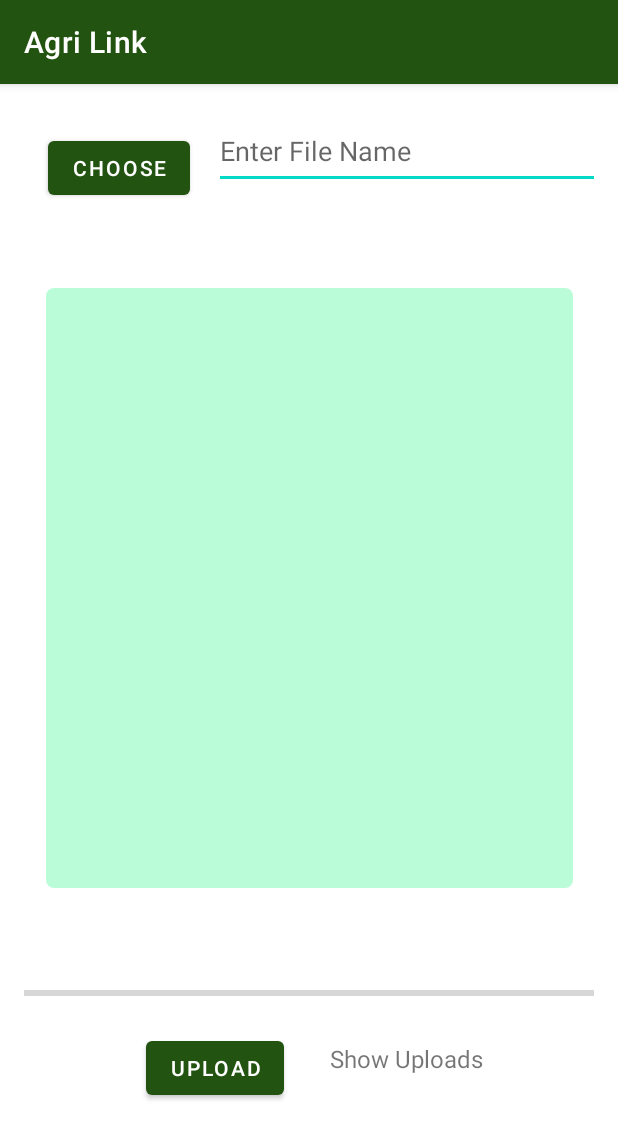
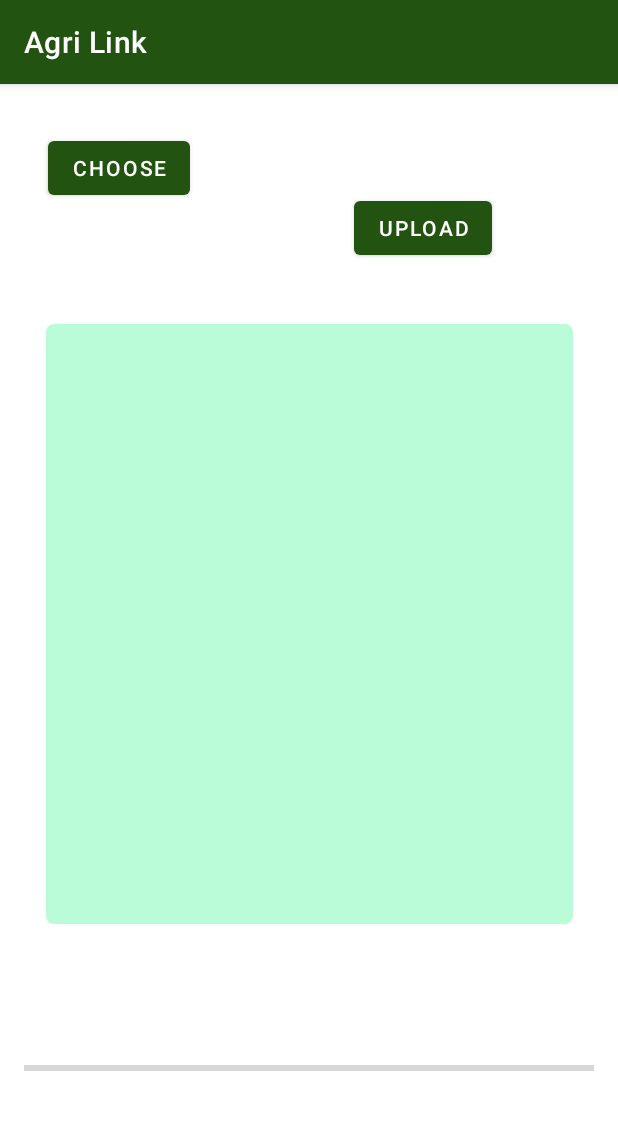
Before and after one commit to Hadulo/Final_App, an Android app: the PostActivity screen opened directly, with no data from a screen before it, on a phone screen of 412 x 824 dp. Shown: the top 1139 px of the screen. Run offline under Robolectric (Android 15) with nearby library versions, the phone set to English and light mode, and no system bars; our stand-ins replace Firebase (no records; nobody signed in at launch, a user with empty details on screens opened directly); 2 statements that could not run were skipped.

Commit message:
initial commit

```diff
--- a/app/src/main/java/com/example/agrilink/LoginActivity.kt
+++ b/app/src/main/java/com/example/agrilink/LoginActivity.kt
@@ -17,7 +17,6 @@ class LoginActivity : AppCompatActivity() {
     private var editTextPassword: EditText?= null
     private var buttonLogin: Button?= null
     private var textViewRegister: TextView?= null
-    private lateinit var dialog: Dialog
     override fun onCreate(savedInstanceState: Bundle?) {
         super.onCreate(savedInstanceState)
         setContentView(R.layout.activity_login)
--- a/app/src/main/java/com/example/agrilink/RegisterActivity.kt
+++ b/app/src/main/java/com/example/agrilink/RegisterActivity.kt
@@ -17,7 +17,6 @@ class RegisterActivity : AppCompatActivity() {
     private var editTextPassword: EditText?= null
     private var buttonRegister: Button?= null
     private var textViewLogin: TextView?= null
-    private lateinit var dialog: Dialog
 
     override fun onCreate(savedInstanceState: Bundle?) {
         super.onCreate(savedInstanceState)
--- a/app/src/main/res/layout/activity_post.xml
+++ b/app/src/main/res/layout/activity_post.xml
@@ -18,60 +18,35 @@
         app:layout_constraintStart_toStartOf="parent"
         app:layout_constraintTop_toTopOf="parent" />
 
-    <EditText
-        android:id="@+id/edit_text_file_name"
-        android:layout_width="279dp"
-        android:layout_height="0dp"
-        android:layout_marginStart="16dp"
-        android:layout_marginTop="3dp"
-        android:layout_marginBottom="528dp"
-        android:hint="@string/enter_file_name"
-        app:layout_constraintBottom_toTopOf="@+id/progress_bar"
-        app:layout_constraintStart_toEndOf="@+id/button"
-        app:layout_constraintTop_toTopOf="parent"
-        app:layout_constraintVertical_bias="0.05" />
-
     <ProgressBar
         android:id="@+id/progress_bar"
         style="@style/Widget.AppCompat.ProgressBar.Horizontal"
         android:layout_width="0dp"
         android:layout_height="wrap_content"
-        android:layout_marginBottom="138dp"
+        android:layout_marginBottom="88dp"
         app:layout_constraintBottom_toBottomOf="parent"
         app:layout_constraintEnd_toEndOf="parent"
         app:layout_constraintStart_toStartOf="parent"
-       app:layout_goneMarginBottom="16dp" />
+        app:layout_goneMarginBottom="16dp" />
 
     <Button
         android:id="@+id/button2"
         android:layout_width="wrap_content"
         android:layout_height="wrap_content"
-        android:layout_marginBottom="72dp"
+        android:layout_marginBottom="632dp"
         android:text="Upload"
         app:layout_constraintBottom_toBottomOf="parent"
         app:layout_constraintEnd_toEndOf="parent"
-        app:layout_constraintHorizontal_bias="0.283"
+        app:layout_constraintHorizontal_bias="0.764"
         app:layout_constraintStart_toStartOf="parent" />
-
-    <TextView
-        android:id="@+id/text_view_show_uploads"
-        android:layout_width="123dp"
-        android:layout_height="36dp"
-        android:layout_marginStart="20dp"
-        android:layout_marginBottom="84dp"
-        android:gravity="center"
-        android:text="@string/show_uploads"
-        android:textSize="16sp"
-        app:layout_constraintBottom_toBottomOf="parent"
-        app:layout_constraintStart_toEndOf="@+id/button2" />
 
     <ImageView
         android:id="@+id/mImg"
         android:layout_width="351dp"
         android:layout_height="400dp"
 
-        android:layout_marginBottom="96dp"
-        app:layout_constraintBottom_toTopOf="@+id/button2"
+        android:layout_marginBottom="192dp"
+        app:layout_constraintBottom_toBottomOf="parent"
         app:layout_constraintEnd_toEndOf="parent"
         app:layout_constraintStart_toStartOf="parent"
         app:srcCompat="@drawable/chat_background" />
```
